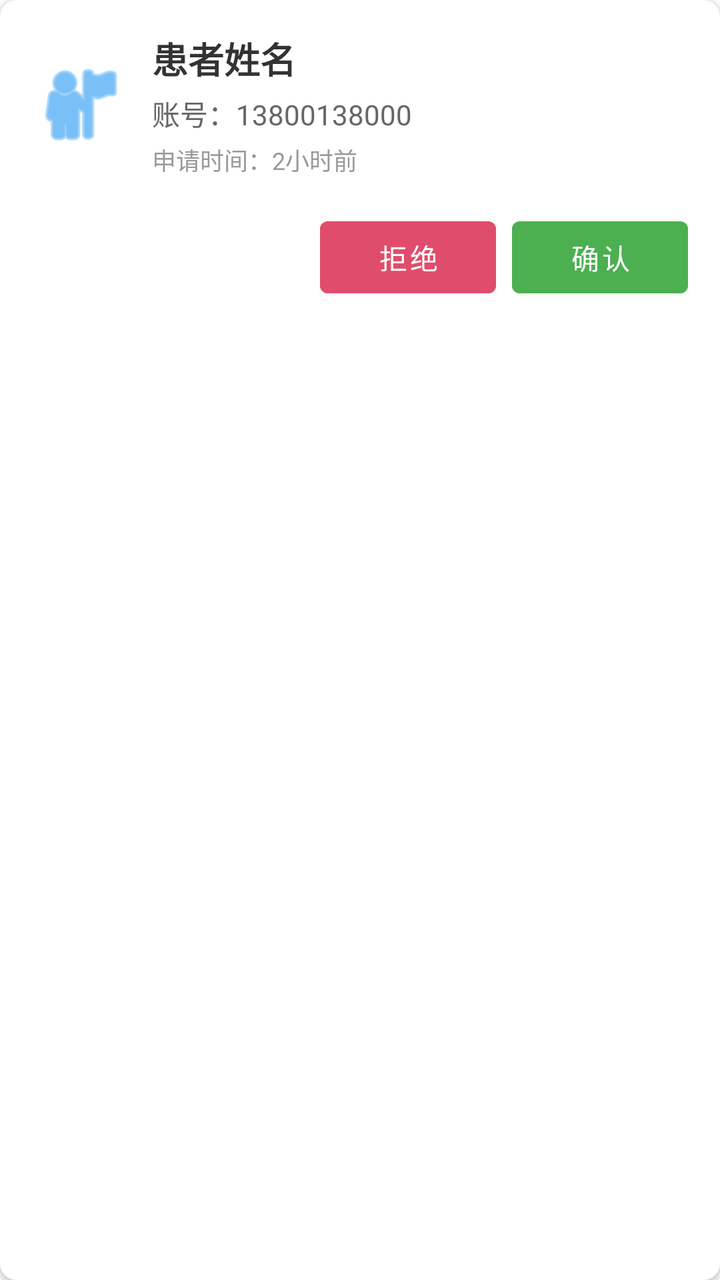
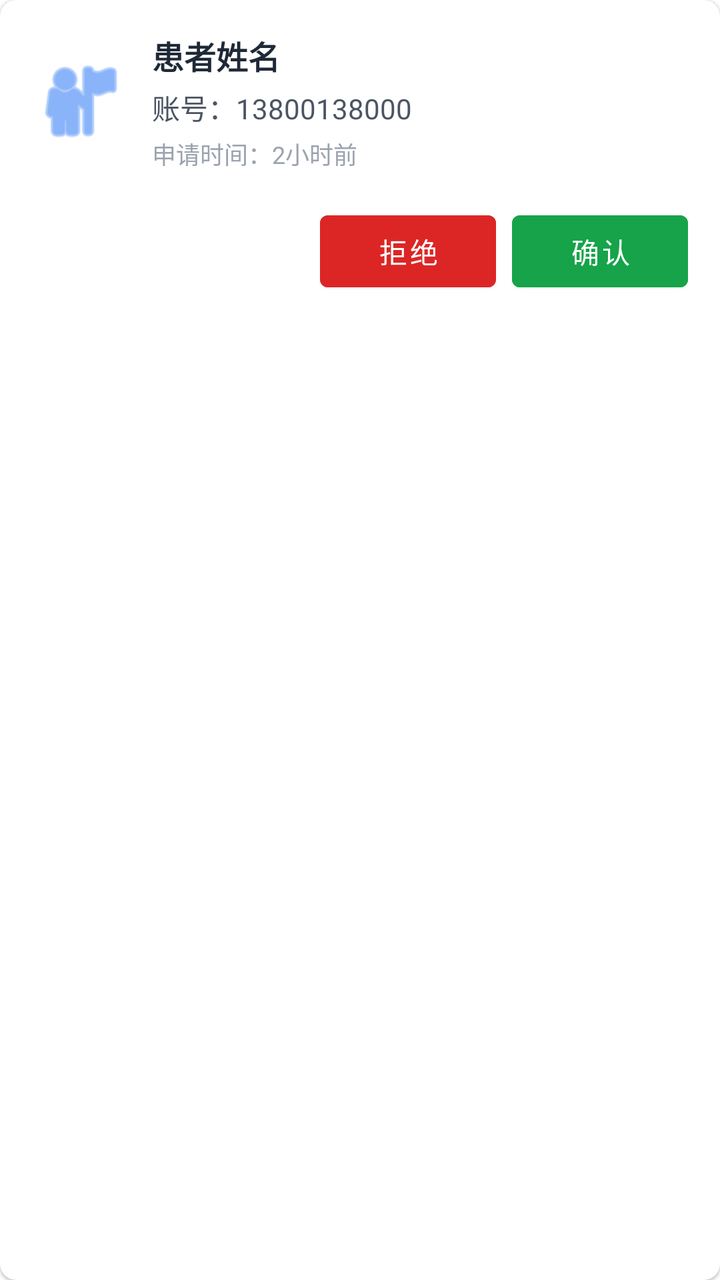

Screens rendered from an Android XML layout before and after an edit, with the pre-edit source and the edit as a unified diff.
<!-- AndroidManifest.xml: application theme Theme.WinsRehab -->
<!-- res/layout/item_patient_application.xml -->
<?xml version="1.0" encoding="utf-8"?>
<androidx.cardview.widget.CardView xmlns:android="http://schemas.android.com/apk/res/android"
    xmlns:app="http://schemas.android.com/apk/res-auto"
    android:layout_width="match_parent"
    android:layout_height="wrap_content"
    android:layout_marginBottom="12dp"
    app:cardCornerRadius="8dp"
    app:cardElevation="2dp">

    <LinearLayout
        android:layout_width="match_parent"
        android:layout_height="wrap_content"
        android:orientation="vertical"
        android:padding="16dp">

        <LinearLayout
            android:layout_width="match_parent"
            android:layout_height="wrap_content"
            android:orientation="horizontal"
            android:gravity="center_vertical">

            <ImageView
                android:layout_width="48dp"
                android:layout_height="48dp"
                android:src="@android:drawable/ic_menu_myplaces"
                android:tint="#2196F3"
                android:layout_marginEnd="12dp"/>

            <LinearLayout
                android:layout_width="0dp"
                android:layout_height="wrap_content"
                android:layout_weight="1"
                android:orientation="vertical">

                <TextView
                    android:id="@+id/tvPatientName"
                    android:layout_width="wrap_content"
                    android:layout_height="wrap_content"
                    android:text="患者姓名"
                    android:textSize="18sp"
                    android:textStyle="bold"
                    android:textColor="#333333"/>

                <TextView
                    android:id="@+id/tvPatientAccount"
                    android:layout_width="wrap_content"
                    android:layout_height="wrap_content"
                    android:text="账号：13800138000"
                    android:textSize="14sp"
                    android:textColor="#666666"
                    android:layout_marginTop="4dp"/>

                <TextView
                    android:id="@+id/tvApplyTime"
                    android:layout_width="wrap_content"
                    android:layout_height="wrap_content"
                    android:text="申请时间：2小时前"
                    android:textSize="12sp"
                    android:textColor="#999999"
                    android:layout_marginTop="4dp"/>

            </LinearLayout>

        </LinearLayout>

        <LinearLayout
            android:layout_width="match_parent"
            android:layout_height="wrap_content"
            android:orientation="horizontal"
            android:layout_marginTop="16dp"
            android:gravity="end">

            <Button
                android:id="@+id/btnReject"
                android:layout_width="wrap_content"
                android:layout_height="wrap_content"
                android:text="拒绝"
                android:backgroundTint="#E04D6C"
                android:layout_marginEnd="8dp"

                />

            <Button
                android:id="@+id/btnConfirm"
                android:layout_width="wrap_content"
                android:layout_height="wrap_content"
                android:text="确认"
                android:backgroundTint="#4CAF50"

                />

        </LinearLayout>

    </LinearLayout>

</androidx.cardview.widget.CardView>
<!-- resources referenced by this layout -->
<resources>
  <style name="Theme.WinsRehab" parent="Theme.MaterialComponents.DayNight.NoActionBar">
          <item name="buttonStyle">@style/MyRoundButton</item>
  
  
  
      </style>
  <style name="MyRoundButton">MyRoundButton
          <item name="android:background">@drawable/shape_btn_round</item>
  
      </style>
  <!-- drawable shape_btn_round (drawable) -->
  <?xml version="1.0" encoding="utf-8"?>
  <shape xmlns:android="http://schemas.android.com/apk/res/android">
  
      <corners android:radius="10dp"/>               
      <padding android:left="1dp" android:right="1dp"
        />
  </shape>
</resources>

<!-- the commit's change to res/layout/item_patient_application.xml (unified diff, before → after) -->
@@ -3,15 +3,15 @@
     xmlns:app="http://schemas.android.com/apk/res-auto"
     android:layout_width="match_parent"
     android:layout_height="wrap_content"
-    android:layout_marginBottom="12dp"
-    app:cardCornerRadius="8dp"
-    app:cardElevation="2dp">
+    android:layout_marginBottom="@dimen/space_12"
+    app:cardCornerRadius="@dimen/radius_8"
+    app:cardElevation="@dimen/elevation_1">
 
     <LinearLayout
         android:layout_width="match_parent"
         android:layout_height="wrap_content"
         android:orientation="vertical"
-        android:padding="16dp">
+        android:padding="@dimen/space_16">
 
         <LinearLayout
             android:layout_width="match_parent"
@@ -23,8 +23,8 @@
                 android:layout_width="48dp"
                 android:layout_height="48dp"
                 android:src="@android:drawable/ic_menu_myplaces"
-                android:tint="#2196F3"
-                android:layout_marginEnd="12dp"/>
+                android:tint="@color/info"
+                android:layout_marginEnd="@dimen/space_12"/>
 
             <LinearLayout
                 android:layout_width="0dp"
@@ -36,28 +36,25 @@
                     android:id="@+id/tvPatientName"
                     android:layout_width="wrap_content"
                     android:layout_height="wrap_content"
-                    android:text="患者姓名"
-                    android:textSize="18sp"
+                    android:text="患者姓名" android:textAppearance="@style/TextAppearance.WinsRehab.Title16"
                     android:textStyle="bold"
-                    android:textColor="#333333"/>
+                    android:textColor="@color/on_surface"/>
 
                 <TextView
                     android:id="@+id/tvPatientAccount"
                     android:layout_width="wrap_content"
                     android:layout_height="wrap_content"
-                    android:text="账号：13800138000"
-                    android:textSize="14sp"
-                    android:textColor="#666666"
-                    android:layout_marginTop="4dp"/>
+                    android:text="账号：13800138000" android:textAppearance="@style/TextAppearance.WinsRehab.Body14"
+                    android:textColor="@color/on_surface_secondary"
+                    android:layout_marginTop="@dimen/space_4"/>
 
                 <TextView
                     android:id="@+id/tvApplyTime"
                     android:layout_width="wrap_content"
                     android:layout_height="wrap_content"
-                    android:text="申请时间：2小时前"
-                    android:textSize="12sp"
-                    android:textColor="#999999"
-                    android:layout_marginTop="4dp"/>
+                    android:text="申请时间：2小时前" android:textAppearance="@style/TextAppearance.WinsRehab.Body12"
+                    android:textColor="@color/on_surface_tertiary"
+                    android:layout_marginTop="@dimen/space_4"/>
 
             </LinearLayout>
 
@@ -67,7 +64,7 @@
             android:layout_width="match_parent"
             android:layout_height="wrap_content"
             android:orientation="horizontal"
-            android:layout_marginTop="16dp"
+            android:layout_marginTop="@dimen/space_16"
             android:gravity="end">
 
             <Button
@@ -75,8 +72,8 @@
                 android:layout_width="wrap_content"
                 android:layout_height="wrap_content"
                 android:text="拒绝"
-                android:backgroundTint="#E04D6C"
-                android:layout_marginEnd="8dp"
+                android:backgroundTint="@color/danger"
+                android:layout_marginEnd="@dimen/space_8"
 
                 />
 
@@ -85,7 +82,7 @@
                 android:layout_width="wrap_content"
                 android:layout_height="wrap_content"
                 android:text="确认"
-                android:backgroundTint="#4CAF50"
+                android:backgroundTint="@color/success"
 
                 />
 
<!-- resource entries referenced after the edit -->
@@ -1,5 +1,26 @@
 <!-- resources referenced by this layout -->
 <resources>
+  <color name="danger">#FFDC2626</color>
+  <color name="info">#FF3B82F6</color>
+  <color name="on_surface">#FF1F2937</color>
+  <color name="on_surface_secondary">#FF4B5563</color>
+  <color name="on_surface_tertiary">#FF9CA3AF</color>
+  <color name="success">#FF16A34A</color>
+  <dimen name="elevation_1">1dp</dimen>
+  <dimen name="radius_8">8dp</dimen>
+  <dimen name="space_12">12dp</dimen>
+  <dimen name="space_16">16dp</dimen>
+  <dimen name="space_4">4dp</dimen>
+  <dimen name="space_8">8dp</dimen>
+  <style name="TextAppearance.WinsRehab.Body12">
+          <item name="android:textSize">12sp</item> 
+      </style>
+  <style name="TextAppearance.WinsRehab.Body14">
+          <item name="android:textSize">14sp</item> 
+      </style>
+  <style name="TextAppearance.WinsRehab.Title16">
+          <item name="android:textSize">16sp</item> 
+      </style>
   <style name="Theme.WinsRehab" parent="Theme.MaterialComponents.DayNight.NoActionBar">
           <item name="buttonStyle">@style/MyRoundButton</item>
   
@@ -14,8 +35,8 @@
   <?xml version="1.0" encoding="utf-8"?>
   <shape xmlns:android="http://schemas.android.com/apk/res/android">
   
-      <corners android:radius="10dp"/>               
-      <padding android:left="1dp" android:right="1dp"
+      <corners android:radius="@dimen/radius_8"/>               
+      <padding android:left="@dimen/space_4" android:right="@dimen/space_4"
         />
   </shape>
 </resources>
